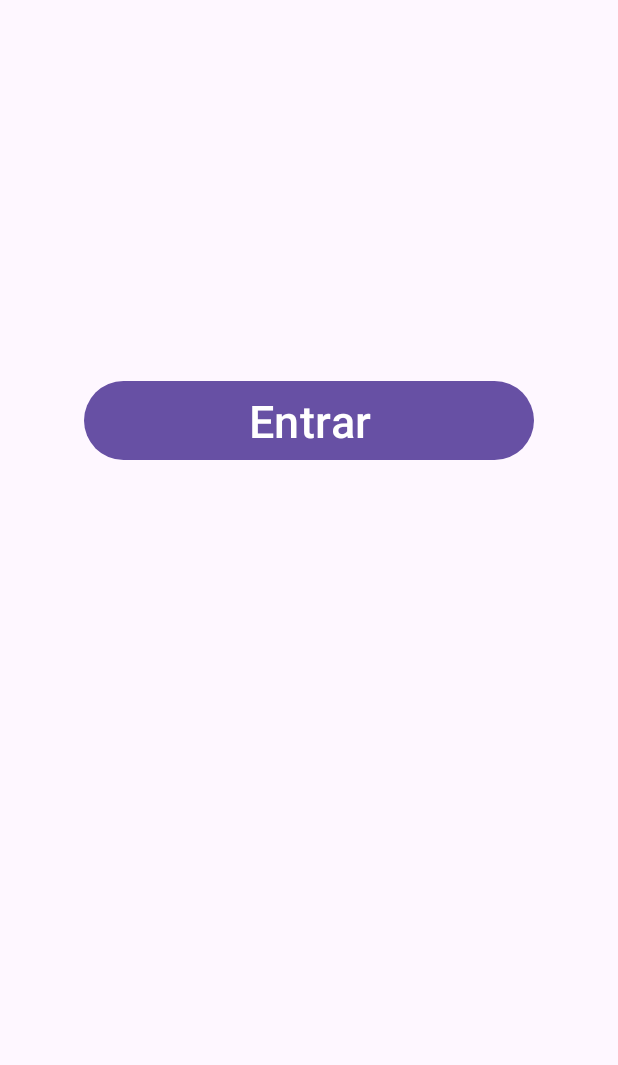
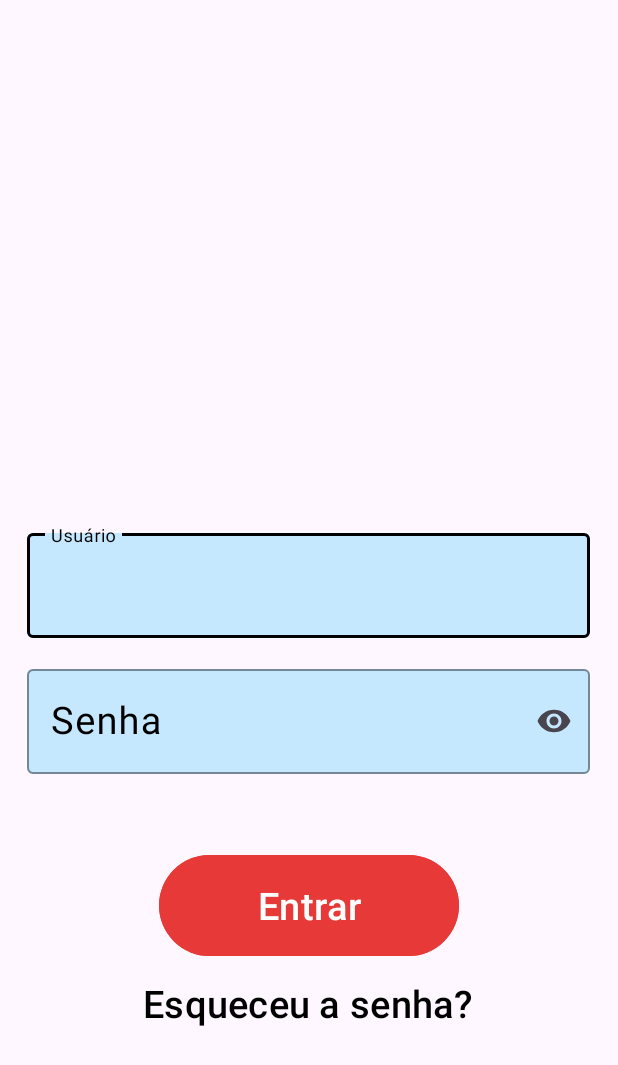
Before and after one commit to tPdru/agenda_App, an Android app: the screen it shows after launch (LoginActivity), on a phone screen of 412 x 824 dp. Shown: the top 1065 px of the screen. Run offline under Robolectric (Android 15) with nearby library versions, the phone set to English and light mode, and no system bars.

Commit message:
Telas cadastro, recuperar e login iniciadas.

```diff
--- a/app/src/main/java/br/com/etecia/agenda_app/LoginActivity.java
+++ b/app/src/main/java/br/com/etecia/agenda_app/LoginActivity.java
@@ -12,7 +12,7 @@ import androidx.core.view.ViewCompat;
 import androidx.core.view.WindowInsetsCompat;
 
 public class LoginActivity extends AppCompatActivity {
-    Button btn_entrar;
+    Button btn_entrar, btn_tela_cadastro, btn_tela_Esqueci_senha;
     @Override
     protected void onCreate(Bundle savedInstanceState) {
         super.onCreate(savedInstanceState);
@@ -26,6 +26,10 @@ public class LoginActivity extends AppCompatActivity {
 
         btn_entrar = findViewById(R.id.btnLoginEntrar);
 
+        btn_tela_cadastro = findViewById(R.id.btnCriarConta);
+
+        btn_tela_Esqueci_senha = findViewById(R.id.btnEsqueceuSenha);
+
         btn_entrar.setOnClickListener(new View.OnClickListener() {
             @Override
             public void onClick(View v) {
@@ -33,5 +37,21 @@ public class LoginActivity extends AppCompatActivity {
                 finish();
             }
         });
+
+        btn_tela_cadastro.setOnClickListener(new View.OnClickListener() {
+            @Override
+            public void onClick(View v) {
+                startActivity(new Intent(getApplicationContext(), CadastrarActivity.class));
+                finish();
+            }
+        });
+
+        btn_tela_Esqueci_senha.setOnClickListener(new View.OnClickListener() {
+            @Override
+            public void onClick(View v) {
+                startActivity(new Intent(getApplicationContext(), TelaEsqueceuSenhaActivity.class));
+                finish();
+            }
+        });
     }
 }
--- a/app/src/main/res/layout/login_layout.xml
+++ b/app/src/main/res/layout/login_layout.xml
@@ -8,12 +8,91 @@
     android:orientation="vertical"
     tools:context=".LoginActivity">
 
+    <ImageView
+        android:layout_width="200dp"
+        android:layout_height="200dp"
+        android:layout_gravity="center_horizontal"
+        android:layout_marginTop="100dp"/>
+
+    <com.google.android.material.textfield.TextInputLayout
+        app:endIconMode="clear_text"
+        android:layout_width="375dp"
+        android:layout_height="75dp"
+        android:layout_gravity="center_horizontal"
+        android:layout_marginTop="50dp"
+        android:hint="Usuário"
+        android:textColorHint="@color/black"
+        app:boxBackgroundColor="#C5E8FF"
+        android:textSize="25sp"
+        app:boxStrokeColor="@color/black"
+        app:cursorColor="@color/black"
+        app:hintTextColor="@color/black">
+
+        <com.google.android.material.textfield.TextInputEditText
+            android:id="@+id/txtUsuario"
+            android:layout_width="match_parent"
+            android:textSize="25sp"
+            android:layout_height="match_parent"
+            android:textColor="@color/black" />
+
+    </com.google.android.material.textfield.TextInputLayout>
+
+    <com.google.android.material.textfield.TextInputLayout
+        app:endIconMode="password_toggle"
+        android:layout_width="375dp"
+        android:layout_height="75dp"
+        android:layout_gravity="center_horizontal"
+        android:layout_marginTop="15dp"
+        android:hint="Senha"
+        android:textColorHint="@color/black"
+        app:boxBackgroundColor="#C5E8FF"
+        android:textSize="25sp"
+        app:boxStrokeColor="@color/black"
+        app:cursorColor="@color/black"
+        app:hintTextColor="@color/black">
+
+        <com.google.android.material.textfield.TextInputEditText
+            android:id="@+id/txtSenha"
+            android:inputType="textPassword"
+            android:layout_width="match_parent"
+            android:layout_height="match_parent"
+            android:textSize="25sp"
+            android:textColor="@color/black" />
+
+    </com.google.android.material.textfield.TextInputLayout>
+
     <Button
         android:id="@+id/btnLoginEntrar"
-        android:layout_width="300dp"
+        style="@style/ThemeOverlay.Material3.Button.ElevatedButton"
+        android:layout_width="200dp"
+        android:layout_height="75dp"
+        android:layout_gravity="center_horizontal"
+        android:layout_marginTop="50dp"
+        android:backgroundTint="#E73A38"
+        android:textSize="25sp"
+        android:text="Entrar"
+        />
+
+    <Button
+        android:id="@+id/btnEsqueceuSenha"
+        style="@style/Widget.Material3.Button.TextButton"
+        android:layout_width="250dp"
         android:layout_height="wrap_content"
         android:layout_gravity="center_horizontal"
-        android:layout_marginTop="250dp"
-        android:text="Entrar"
-        android:textSize="30sp"/>
+        android:textSize="25sp"
+        android:text="Esqueceu a senha?"
+        android:textColor="@color/black"/>
+
+    <Button
+        android:id="@+id/btnCriarConta"
+        style="@style/Widget.Material3.Button.TextButton"
+        android:layout_width="200dp"
+        android:layout_height="wrap_content"
+        android:layout_gravity="center_horizontal"
+        android:layout_marginTop="150dp"
+        android:textSize="25sp"
+        android:text="Criar conta"
+        android:textColor="@color/black"
+        />
+
 </LinearLayout>
```
Also changed, not shown: app/src/main/AndroidManifest.xml (+8 -5 lines), app/src/main/java/br/com/etecia/agenda_app/CadastrarActivity.java (added, +24 -0 lines), app/src/main/java/br/com/etecia/agenda_app/TelaEsqueceuSenhaActivity.java (added, +24 -0 lines), app/src/main/res/layout/cadastrar_layout.xml (added, +135 -0 lines), app/src/main/res/layout/splash_layout.xml (+14 -5 lines), app/src/main/res/layout/tela_esqueceu_senha_layout.xml (added, +10 -0 lines).
